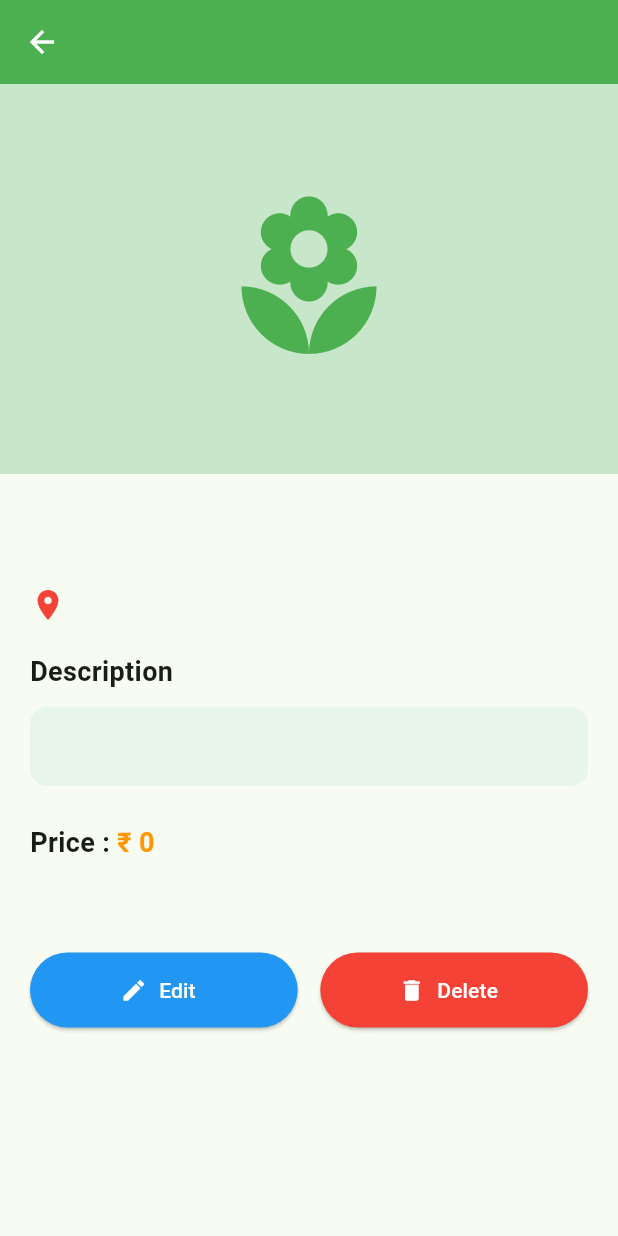
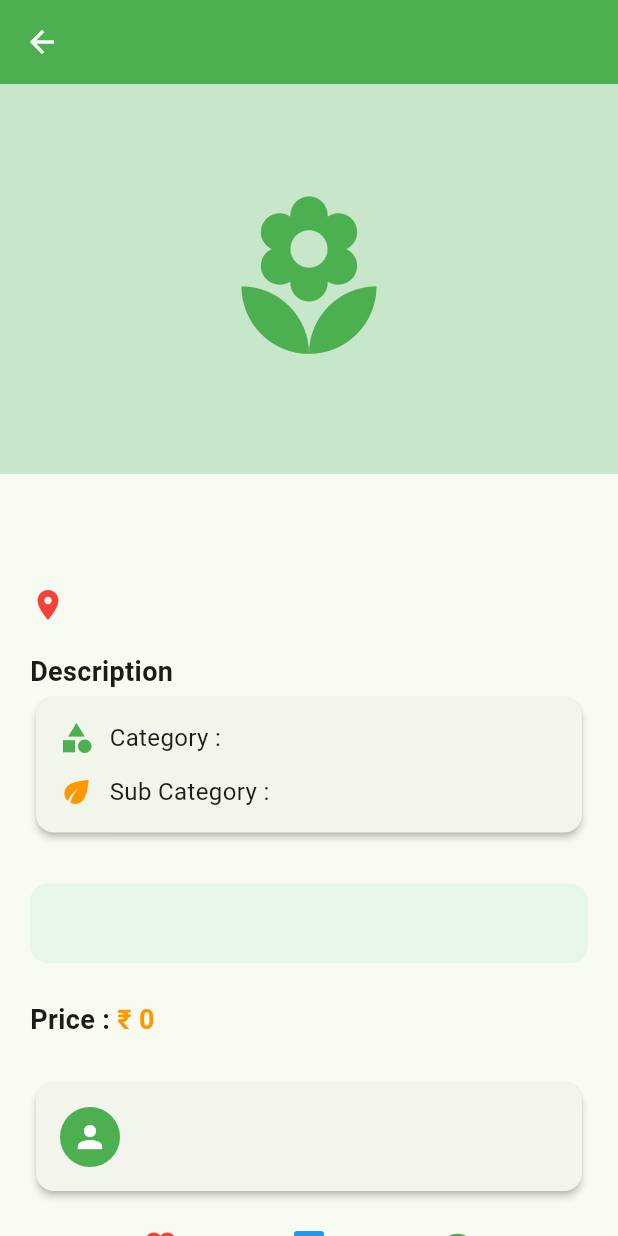
Before and after one commit to ravikantcom-cell/plantmitra_1, a Flutter app: the PlantDetailScreen screen opened directly with empty values, on a phone screen of 412 x 824 dp. Run offline on Flutter 3.47's test engine with Material 3 defaults, Android fonts, the light colour scheme and no system bars; our stand-ins replace cloud_firestore, dropdown_search, firebase_auth, firebase_core, firebase_storage, fluttertoast and 2 more; accounts and stored records are empty.

Commit message:
add button home button ready

```diff
--- a/lib/screens/detail/plant_detail_screen.dart
+++ b/lib/screens/detail/plant_detail_screen.dart
@@ -150,6 +150,20 @@ class PlantDetailScreen extends StatelessWidget {
     fontWeight: FontWeight.bold,
   ),
 ),
+
+if ((plant["scientificName"] ?? "").toString().isNotEmpty)
+  Padding(
+    padding: const EdgeInsets.only(top: 5),
+    child: Text(
+      plant["scientificName"],
+      style: TextStyle(
+        fontSize: 17,
+        color: Colors.grey.shade700,
+        fontStyle: FontStyle.italic,
+      ),
+    ),
+  ),
+
 const SizedBox(height: 15),
                   Row(
                     children: [
@@ -174,6 +188,50 @@ class PlantDetailScreen extends StatelessWidget {
                       fontWeight: FontWeight.bold,
                     ),
                   ),
+                  Card(
+  elevation: 2,
+  shape: RoundedRectangleBorder(
+    borderRadius: BorderRadius.circular(12),
+  ),
+  child: Padding(
+    padding: const EdgeInsets.all(15),
+    child: Column(
+      children: [
+
+        Row(
+          children: [
+            const Icon(Icons.category,color: Colors.green),
+            const SizedBox(width:10),
+            Expanded(
+              child: Text(
+                "Category : ${plant["category"] ?? "-"}",
+                style: const TextStyle(fontSize:16),
+              ),
+            ),
+          ],
+        ),
+
+        const SizedBox(height:12),
+
+        Row(
+          children: [
+            const Icon(Icons.eco,color: Colors.orange),
+            const SizedBox(width:10),
+            Expanded(
+              child: Text(
+                "Sub Category : ${plant["subCategory"] ?? "-"}",
+                style: const TextStyle(fontSize:16),
+              ),
+            ),
+          ],
+        ),
+
+      ],
+    ),
+  ),
+),
+
+const SizedBox(height:20),
                   const SizedBox(height: 10),
                   Container(
                     width: double.infinity,
@@ -212,7 +270,67 @@ class PlantDetailScreen extends StatelessWidget {
                     ],
                   ),
                   const SizedBox(height: 25),
+                  Card(
+  elevation: 2,
+  shape: RoundedRectangleBorder(
+    borderRadius: BorderRadius.circular(12),
+  ),
+  child: ListTile(
+    leading: CircleAvatar(
+      backgroundColor: Colors.green,
+      backgroundImage:
+          (plant["ownerPhoto"] ?? "").toString().isNotEmpty
+              ? NetworkImage(plant["ownerPhoto"])
+              : null,
+      child: (plant["ownerPhoto"] ?? "").toString().isEmpty
+          ? const Icon(Icons.person,color: Colors.white)
+          : null,
+    ),
+    title: Text(
+      plant["ownerName"] ?? "Unknown",
+      style: const TextStyle(
+        fontWeight: FontWeight.bold,
+      ),
+    ),
+    subtitle: Text(
+      plant["ownerEmail"] ?? "",
+    ),
+  ),
+),
 
+const SizedBox(height:20),
+Row(
+  mainAxisAlignment: MainAxisAlignment.spaceEvenly,
+  children: [
+
+    Column(
+      children: [
+        const Icon(Icons.favorite,color: Colors.red),
+        const SizedBox(height:4),
+        Text("${plant["favoriteCount"] ?? 0}"),
+      ],
+    ),
+
+    Column(
+      children: [
+        const Icon(Icons.chat,color: Colors.blue),
+        const SizedBox(height:4),
+        Text("${plant["chatCount"] ?? 0}"),
+      ],
+    ),
+
+    Column(
+      children: [
+        const Icon(Icons.visibility,color: Colors.green),
+        const SizedBox(height:4),
+        Text("${plant["views"] ?? 0}"),
+      ],
+    ),
+
+  ],
+),
+
+const SizedBox(height:25),
                   // Chat button (only for other user's plants)
                   if (!isOwner)
                     SizedBox(
```
Also changed, not shown: lib/screens/add_plant/add_plant_screen.dart (+36 -24 lines). Lines whose indentation alone changed are shown as unchanged.
